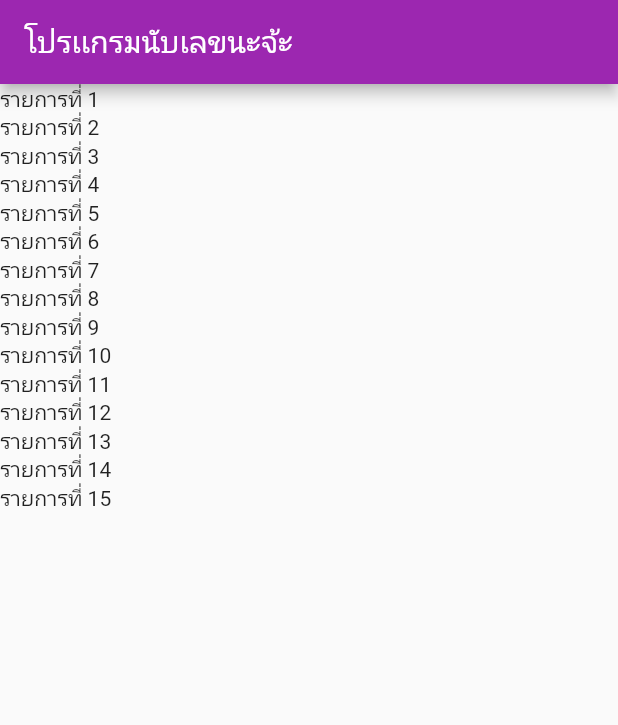
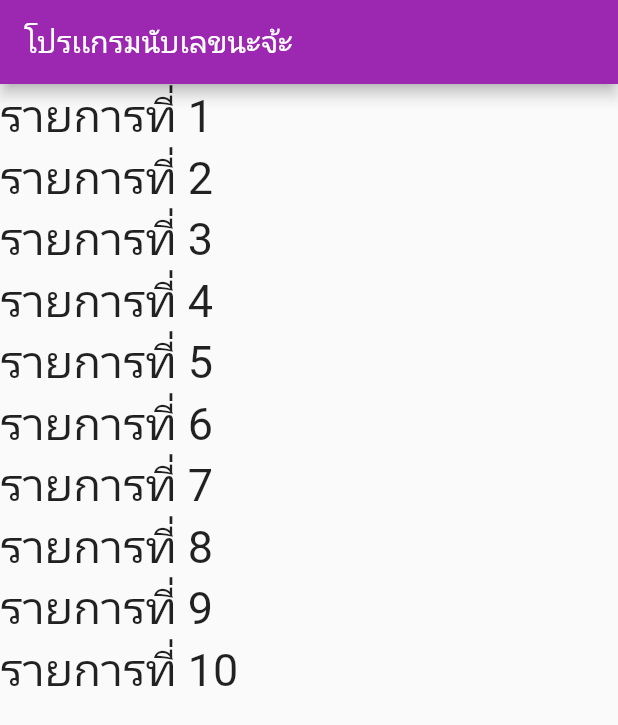
Before and after one commit to SIBPPAKORN/project-flutter_app, a Flutter app: the screen it shows after launch, on a phone screen of 412 x 824 dp. Shown: the top 725 px of the screen. Run offline on Flutter 3.47's test engine with Material 2 defaults, Android fonts, the phone set to English and light mode, and no system bars.

Commit message:
listwiget(2)

```diff
--- a/lib/main.dart
+++ b/lib/main.dart
@@ -33,7 +33,7 @@ class _myhomesibpakornState extends State<myhomesibpakorn> {
       ),
       body: Center(
         child: ListView(
-          children: getdata(15),
+          children: getdata(10),
         ),
       ),
     );
@@ -44,7 +44,10 @@ class _myhomesibpakornState extends State<myhomesibpakorn> {
     //กลุ่มข้อมูล text widget
     List<Widget> data = [];
     for (var i = 0; i < count; i++) {
-      data.add(Text("รายการที่ ${i + 1}"));
+      data.add(Text(
+        "รายการที่ ${i + 1}",
+        style: TextStyle(fontSize: 30),
+      ));
     }
     return data;
   }
```
